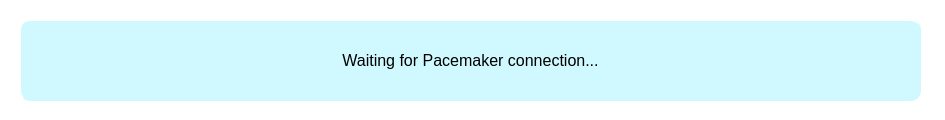
Above: gui/UF_PMConnecting.ui from ZachThornee/3K04PaceMaker before the change. Below: the same form after it.
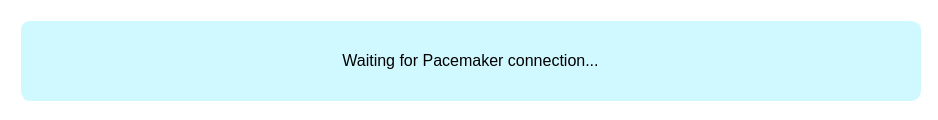
That is the form after the change.

```diff
--- a/gui/UF_PMConnecting.ui
+++ b/gui/UF_PMConnecting.ui
@@ -1,12 +1,12 @@
 <?xml version="1.0" encoding="UTF-8"?>
 <ui version="4.0">
- <class>UF_PMConnecting</class>
- <widget class="QWidget" name="UF_PMConnecting">
+ <class>MainWindow</class>
+ <widget class="QMainWindow" name="MainWindow">
   <property name="geometry">
    <rect>
     <x>0</x>
     <y>0</y>
-    <width>945</width>
+    <width>938</width>
     <height>120</height>
    </rect>
   </property>
@@ -14,7 +14,7 @@
    <string>Connecting to PaceMaker</string>
   </property>
   <property name="styleSheet">
-   <string notr="true">BACKGROUND-COLOR: rgb(255, 255, 255);</string>
+   <string notr="true">BACKGROUND-COLOR: rgb(255,255,255);</string>
   </property>
   <widget class="QLabel" name="LAB_Title">
    <property name="geometry">
```
Left out of the diff: 4 changed lines with no effect on the pictures. Lines whose indentation alone changed are shown as unchanged.
